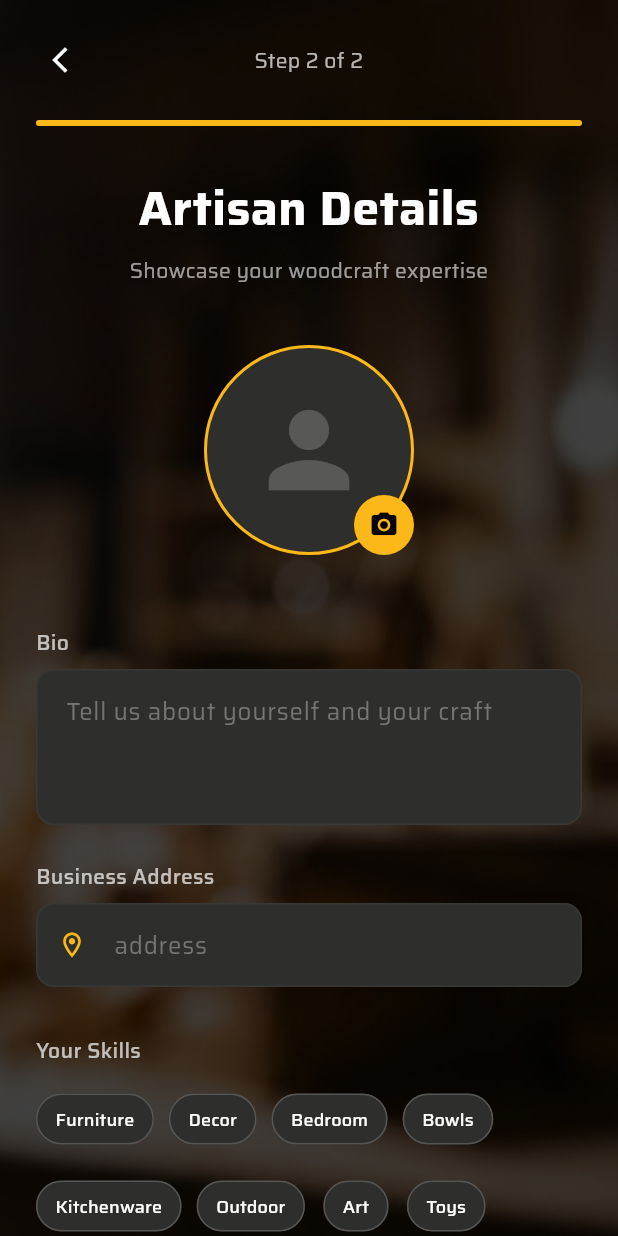
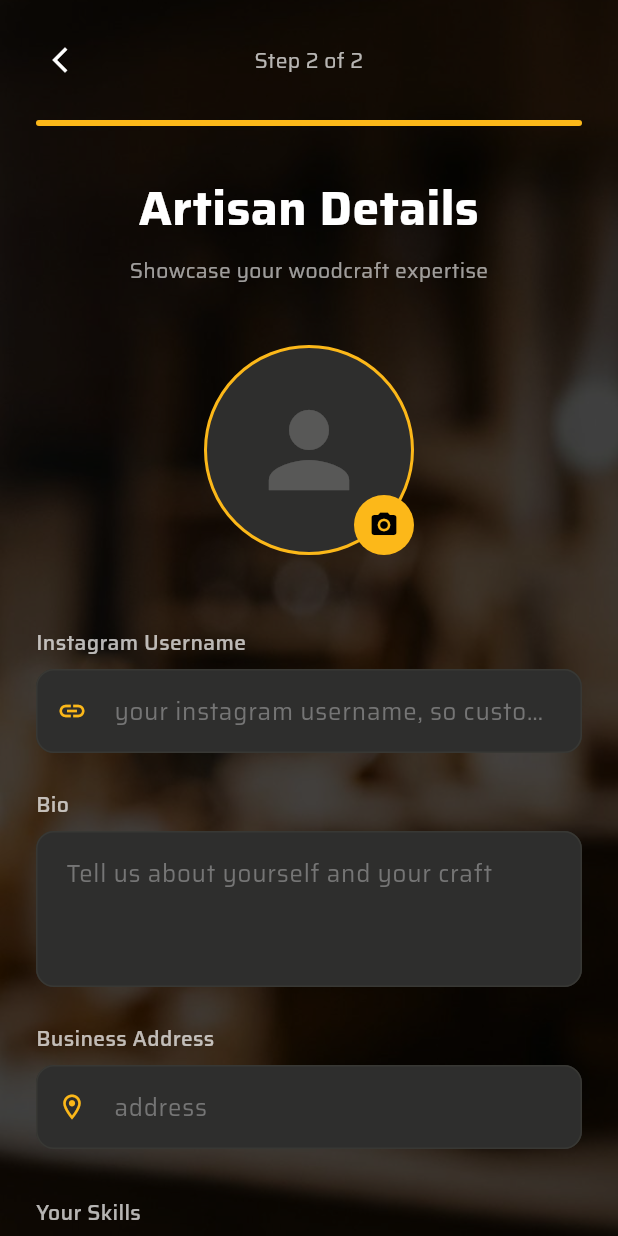
Before and after one commit to Abozed88/Woodyz, a Flutter app: the SignupArt screen opened directly with empty values, on a phone screen of 412 x 824 dp. Run offline on Flutter 3.47's test engine with Material 3 defaults, Android fonts, the phone set to English and light mode, and no system bars; our stand-ins replace flutter_secure_storage, image_picker, supabase_flutter; accounts and stored records are empty.

Commit message:
added insta_usesrname to the user required data, so customer can contact the artisan via instagram

```diff
--- a/lib/core/widgets/custom_text_field.dart
+++ b/lib/core/widgets/custom_text_field.dart
@@ -102,6 +102,12 @@ class _CustomTextFieldState extends State<CustomTextField> {
                 return "Enter a valid phone number";
               }
             }
+
+            if (widget.label == "Instagram Username") {
+              if(value.length > 30 || value.contains('!') || value.contains('@') || value.contains('#') || value.contains('&')){
+                return "Enter a valid Instagram username";
+              }
+            }
             return null;
           },
         ),
@@ -120,7 +126,7 @@ class _CustomTextFieldState extends State<CustomTextField> {
     if (widget.hint == "phone") return Icon(Icons.phone_android_outlined, color: iconColor, size: iconSize);
     if (widget.hint == "address") return Icon(Icons.location_on_outlined, color: iconColor, size: iconSize);
     if (widget.hint == "shop") return Icon(Icons.store_outlined, color: iconColor, size: iconSize);
-    if (widget.hint == "link") return Icon(Icons.link_outlined, color: iconColor, size: iconSize);
+    if (widget.label == "Instagram Username") return Icon(Icons.link_outlined, color: iconColor, size: iconSize);
     if (widget.hint.contains("describe")) return Icon(Icons.description_outlined, color: iconColor, size: iconSize);
 
     return null;
--- a/lib/features/auth/domain/entities/auth_entities.dart
+++ b/lib/features/auth/domain/entities/auth_entities.dart
@@ -89,6 +89,7 @@ class Customer extends User {
 class Artisan extends User {
   List<String> skills;
   double rating;
+  String? instagram;
 
   Artisan({
     required super.id,
@@ -101,6 +102,7 @@ class Artisan extends User {
     this.skills = const [],
     super.address,
     this.rating = 0.0,
+    this.instagram,
   }) : super(role: 'artisan');
 
   factory Artisan.fromProfile(User profile, {
@@ -108,6 +110,7 @@ class Artisan extends User {
     List<String> skills = const [],
     String? address,
     double rating = 0.0,
+    String? instagram
   }) {
     return Artisan(
       id: profile.id,
@@ -120,6 +123,7 @@ class Artisan extends User {
       skills: skills,
       address: address ?? profile.address,
       rating: rating,
+      instagram: instagram
     );
   }
 
@@ -134,6 +138,7 @@ class Artisan extends User {
       skills: artisanData?['skills'] != null ? List<String>.from(artisanData['skills']) : [],
       address: artisanData?['address'],
       rating: (artisanData?['rating'] ?? 0.0).toDouble(),
+      instagram: (artisanData?['insta_username'])
     );
   }
 
@@ -144,11 +149,12 @@ class Artisan extends User {
       'skills': skills,
       'address': address,
       'rating': rating,
+      'insta_username' : instagram
     };
   }
 
   @override
   String toString() {
-    return 'Artisan(id: $id, username: $username, fullName: $fullName, avatarUrl: $avatarUrl, rating: $rating, bio: $bio, skills: $skills, location: $location)';
+    return 'Artisan(id: $id, username: $username, fullName: $fullName, instagram: $instagram, avatarUrl: $avatarUrl, rating: $rating, bio: $bio, skills: $skills, location: $location)';
   }
 }
--- a/lib/features/auth/presentation/pages/artisan/signup_art.dart
+++ b/lib/features/auth/presentation/pages/artisan/signup_art.dart
@@ -27,6 +27,7 @@ class _SignupArtState extends State<SignupArt> {
 
   final TextEditingController _bioController = TextEditingController();
   final TextEditingController _addressController = TextEditingController();
+  final TextEditingController _instaController = TextEditingController();
 
   final List<String> _skillsList = [
     "Furniture", "Decor", "Bedroom", "Bowls", "Kitchenware", "Outdoor", "Art", "Toys", "Others",];
@@ -190,6 +191,13 @@ class _SignupArtState extends State<SignupArt> {
                                   crossAxisAlignment: CrossAxisAlignment.stretch,
                                   children: [
                                     CustomTextField(
+                                      label: "Instagram Username",
+                                      hint: "your instagram username, so customers contact you",
+                                      controller: _instaController,
+                                    ),
+                                    const SizedBox(height: 24),
+
+                                    CustomTextField(
                                       label: "Bio",
                                       hint: "Tell us about yourself and your craft",
                                       controller: _bioController,
@@ -315,6 +323,7 @@ class _SignupArtState extends State<SignupArt> {
       try {
         final artisanData = {
           'bio': _bioController.text.trim(),
+          'insta_username': _instaController.text.trim(),
           'address': _addressController.text.trim(),
           'skills': _selectedSkills,
           'rating': 0.0,
--- a/lib/features/auth/presentation/pages/artisan_view.dart
+++ b/lib/features/auth/presentation/pages/artisan_view.dart
@@ -77,7 +77,7 @@ class ArtisanView extends StatelessWidget {
                         child: TextButton.icon(
                           label: const Text("CONTACT VIA INSTAGRAM", style: TextStyle(fontSize: 18, fontFamily: "Saira")),
                           onPressed: () {
-                            _launchURL(artisan.username);
+                            _launchURL(artisan.instagram!);
                           },
                           style: ElevatedButton.styleFrom(
                             backgroundColor: theme.colorScheme.primary,
--- a/lib/features/auth/presentation/pages/details.dart
+++ b/lib/features/auth/presentation/pages/details.dart
@@ -620,7 +620,7 @@ class _DetailsState extends State<Details> {
 
                       // Order Button
                       ElevatedButton(
-                        onPressed: () => _launchURL(widget.a.username),
+                        onPressed: () => _launchURL(widget.a.instagram!),
                         style: ElevatedButton.styleFrom(
                           minimumSize: const Size(double.infinity, 60),
                         ),
--- a/lib/features/auth/presentation/pages/profile.dart
+++ b/lib/features/auth/presentation/pages/profile.dart
@@ -45,6 +45,7 @@ class _ProfileState extends State<Profile> {
       setState(() {
         if (label == "Phone") u.phone = newValue;
         if (label == "Address") u.address = newValue;
+        if(label == "Instagram") u.instagram = newValue;
         if (label == "Bio") u.bio = newValue;
         if (label == "Location") u.location = newValue;
         if (label == "Skills") {
@@ -180,6 +181,8 @@ class _ProfileState extends State<Profile> {
                       _buildProfileRow(context, "Bio", u.bio ?? "N/A"),
                       const SizedBox(height: 15),
                       _buildProfileRow(context, "Address", u.address ?? "N/A"),
+                      const SizedBox(height: 15),
+                      _buildProfileRow(context, "Instagram", u.instagram ?? "N/A"),
                       const SizedBox(height: 15),
                       Row(
                         mainAxisAlignment: MainAxisAlignment.spaceBetween,
--- a/lib/features/auth/presentation/providers/auth_provider.dart
+++ b/lib/features/auth/presentation/providers/auth_provider.dart
@@ -214,6 +214,8 @@ class AuthProvider {
         // Assume skills is a comma separated string when editing
         final List<String> skillsList = value.split(',').map((s) => s.trim()).toList();
         await supabase.from('artisans').update({'skills': skillsList}).eq('id', userId);
+      } else if (field == 'instagram') {
+        await supabase.from('artisans').update({'insta_username': value}).eq('id', userId);
       } else {
         return false;
       }
```
